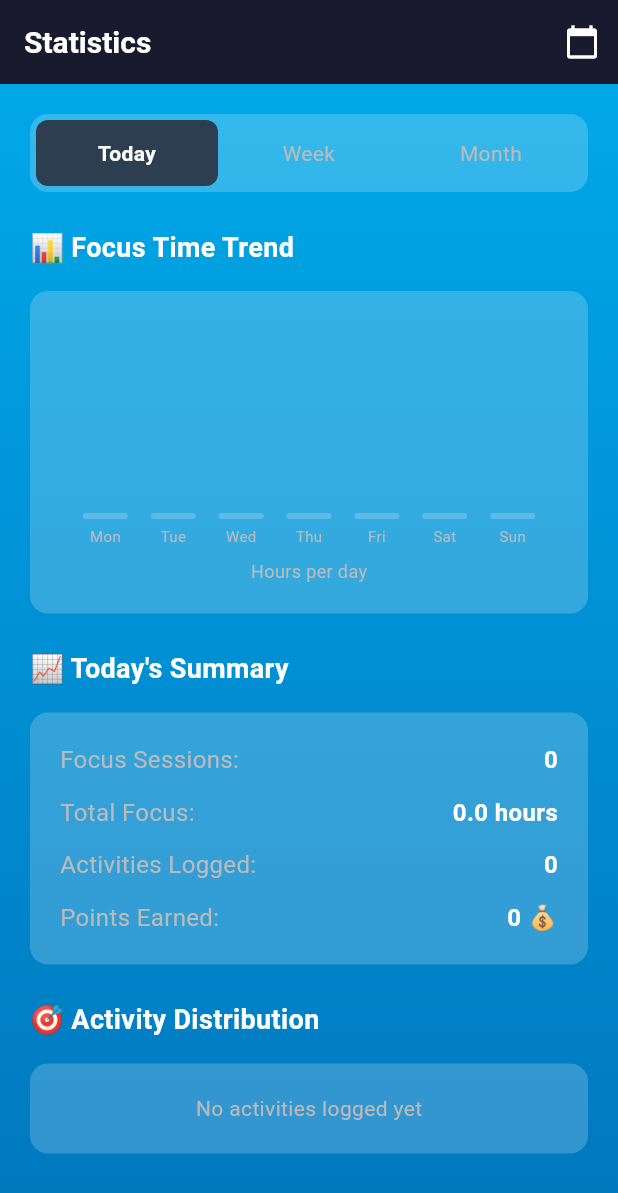
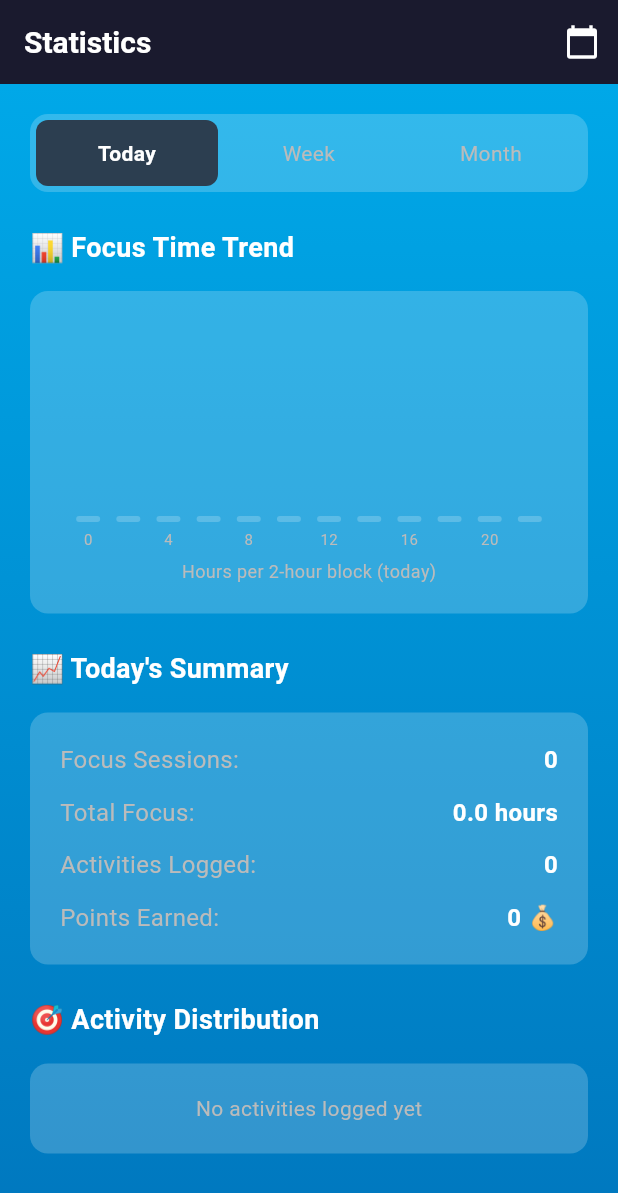
Before and after one commit to hkuspace-pu/comp2003hk-2526-group-group3, a Flutter app: the StatisticsScreen screen opened directly, after a tap on "Today", on a phone screen of 412 x 824 dp. Shown: the top 1193 px of the screen. Run offline on Flutter 3.47's test engine with Material 3 defaults, Android fonts, the phone set to English and light mode, and no system bars; our stand-ins replace cloud_firestore, csv, file_picker, firebase_auth, firebase_core, firebase_storage and 5 more; missing offline and left inert: dart:html, health; accounts and stored records are empty.

Commit message:
stats chart bins by tab, aquarium master counts unique species

```diff
--- a/lib/screens/achievements_screen.dart
+++ b/lib/screens/achievements_screen.dart
@@ -1,5 +1,6 @@
 import 'package:flutter/material.dart';
 import 'package:firebase_auth/firebase_auth.dart';
+
 import '../models/user_profile.dart';
 import '../services/firestore_service.dart';
 import '../utils/colors.dart';
@@ -8,13 +9,18 @@ import '../widgets/gradient_background.dart';
 class AchievementsScreen extends StatelessWidget {
   const AchievementsScreen({Key? key}) : super(key: key);
 
-  // Define all achievements with their unlock conditions
   List<Map<String, dynamic>> _buildAchievements(UserProfile profile) {
     final focusHours = profile.totalFocusMinutes / 60;
     final sessionCount = profile.sessionCount;
     final activityCount = profile.activityCount;
     final streak = profile.currentStreak;
-    final fishCount = profile.ownedFish.length;
+    final totalFish = profile.totalFishCount;
+    // strip "@level" so lv1/lv2 of the same fish collapse into one species
+    final species = profile.fishInventory.entries
+        .where((e) => e.value > 0)
+        .map((e) => e.key.split('@').first)
+        .toSet()
+        .length;
 
     return [
       {
@@ -76,18 +82,18 @@ class AchievementsScreen extends StatelessWidget {
         'name': 'Fish Keeper',
         'description': 'Own your first fish',
         'icon': '🐠',
-        'progress': fishCount.clamp(0, 1),
+        'progress': totalFish.clamp(0, 1),
         'target': 1,
-        'unlocked': fishCount >= 1,
+        'unlocked': totalFish >= 1,
       },
       {
         'id': 'aquarium_master',
         'name': 'Aquarium Master',
-        'description': 'Own 5 different fish',
+        'description': 'Own 5 different fish species',
         'icon': '🐟',
-        'progress': fishCount.clamp(0, 5),
+        'progress': species.clamp(0, 5),
         'target': 5,
-        'unlocked': fishCount >= 5,
+        'unlocked': species >= 5,
       },
       {
         'id': 'points_100',
@@ -143,7 +149,6 @@ class AchievementsScreen extends StatelessWidget {
             child: SafeArea(
               child: Column(
                 children: [
-                  // Header
                   Padding(
                     padding: const EdgeInsets.all(20),
                     child: Container(
@@ -174,8 +179,6 @@ class AchievementsScreen extends StatelessWidget {
                       ),
                     ),
                   ),
-
-                  // Achievements Grid
                   Expanded(
                     child: GridView.builder(
                       padding: const EdgeInsets.symmetric(horizontal: 20),
@@ -272,7 +275,6 @@ class AchievementsScreen extends StatelessWidget {
         child: Column(
           mainAxisAlignment: MainAxisAlignment.center,
           children: [
-            // Icon with opacity if locked
             Opacity(
               opacity: isUnlocked ? 1.0 : 0.4,
               child: Text(
@@ -281,8 +283,6 @@ class AchievementsScreen extends StatelessWidget {
               ),
             ),
             const SizedBox(height: 8),
-
-            // Name
             Padding(
               padding: const EdgeInsets.symmetric(horizontal: 4),
               child: Text(
@@ -298,8 +298,6 @@ class AchievementsScreen extends StatelessWidget {
               ),
             ),
             const SizedBox(height: 4),
-
-            // Progress
             if (!isUnlocked)
               Text(
                 '${progress.toStringAsFixed(progress % 1 == 0 ? 0 : 1)}/${target.toInt()}',
--- a/lib/screens/statistics_screen.dart
+++ b/lib/screens/statistics_screen.dart
@@ -1,7 +1,8 @@
 import 'package:flutter/material.dart';
 import 'package:firebase_auth/firebase_auth.dart';
+
+import '../models/activity_log.dart';
 import '../models/focus_session.dart';
-import '../models/activity_log.dart';
 import '../services/firestore_service.dart';
 import '../utils/colors.dart';
 import '../widgets/gradient_background.dart';
@@ -28,22 +29,23 @@ class _StatisticsScreenState extends State<StatisticsScreen> {
     _loadData();
   }
 
+  DateTime _rangeStart() {
+    final now = DateTime.now();
+    return switch (_selectedTab) {
+      0 => DateTime(now.year, now.month, now.day),
+      1 => now.subtract(const Duration(days: 7)),
+      _ => now.subtract(const Duration(days: 30)),
+    };
+  }
+
   Future<void> _loadData() async {
     final user = FirebaseAuth.instance.currentUser;
     if (user == null) return;
 
     setState(() => _isLoading = true);
 
+    final start = _rangeStart();
     final now = DateTime.now();
-    DateTime start;
-
-    if (_selectedTab == 0) {
-      start = DateTime(now.year, now.month, now.day);
-    } else if (_selectedTab == 1) {
-      start = now.subtract(const Duration(days: 7));
-    } else {
-      start = now.subtract(const Duration(days: 30));
-    }
 
     final sessions = await _firestoreService.getSessionsForDateRange(
       user.uid,
@@ -51,6 +53,7 @@ class _StatisticsScreenState extends State<StatisticsScreen> {
       now,
     );
     final activities = await _firestoreService.getActivityLogs(user.uid);
+    // print('stat loaded ${sessions.length} sessions, ${activities.length} activities');
 
     if (mounted) {
       setState(() {
@@ -62,38 +65,65 @@ class _StatisticsScreenState extends State<StatisticsScreen> {
     }
   }
 
-  // Calculate daily focus minutes for bar chart (last 7 days)
-  Map<String, double> _getDailyFocusHours() {
+  // sessions inside the current tab range
+  List<FocusSession> get _sessionsInTabRange {
+    final start = _rangeStart();
+    return _sessions.where((s) => s.startTime.isAfter(start)).toList();
+  }
+
+  // bar series for the chart. Bins vary by tab; labels are sparse on Month.
+  List<Map<String, dynamic>> _getChartSeries() {
     final now = DateTime.now();
-    final days = ['Mon', 'Tue', 'Wed', 'Thu', 'Fri', 'Sat', 'Sun'];
-    final Map<String, double> result = {
-      for (var d in days) d: 0.0,
-    };
+    final today = DateTime(now.year, now.month, now.day);
 
-    for (final session in _sessions) {
-      final weekday = session.startTime.weekday; // 1=Mon, 7=Sun
-      final dayName = days[weekday - 1];
-      result[dayName] = (result[dayName] ?? 0) + session.durationMinutes / 60;
+    if (_selectedTab == 0) {
+      final bins = List<double>.filled(12, 0);
+      for (final s in _sessions.where((s) => !s.startTime.isBefore(today))) {
+        bins[(s.startTime.hour ~/ 2).clamp(0, 11)] += s.durationMinutes / 60;
+      }
+      return [
+        for (var i = 0; i < 12; i++)
+          {'label': '${i * 2}', 'hours': bins[i], 'showLabel': i % 2 == 0},
+      ];
     }
 
-    return result;
+    final days = _selectedTab == 1 ? 7 : 30;
+    return [
+      for (var i = days - 1; i >= 0; i--)
+        _dayBar(today.subtract(Duration(days: i)),
+            showLabel: _selectedTab == 1 || i % 5 == 0),
+    ];
   }
 
-  // Calculate activity type distribution
+  Map<String, dynamic> _dayBar(DateTime d, {required bool showLabel}) {
+    var hours = 0.0;
+    for (final s in _sessions) {
+      final t = s.startTime;
+      if (t.year == d.year && t.month == d.month && t.day == d.day) {
+        hours += s.durationMinutes / 60;
+      }
+    }
+    return {
+      'label': '${d.month}/${d.day}',
+      'hours': hours,
+      'showLabel': showLabel,
+    };
+  }
+
   Map<String, int> _getActivityDistribution() {
-    final Map<String, int> result = {};
-    for (final activity in _activities) {
-      result[activity.activityType] = (result[activity.activityType] ?? 0) + 1;
+    final out = <String, int>{};
+    for (final a in _activities) {
+      out[a.activityType] = (out[a.activityType] ?? 0) + 1;
     }
-    return result;
+    return out;
   }
 
   int get _totalFocusMinutes =>
-      _sessions.fold(0, (sum, s) => sum + s.durationMinutes);
+      _sessionsInTabRange.fold(0, (s, x) => s + x.durationMinutes);
 
   int get _totalPoints =>
-      _sessions.fold(0, (sum, s) => sum + s.pointsEarned) +
-      _activities.fold(0, (sum, a) => sum + a.pointsEarned);
+      _sessionsInTabRange.fold(0, (s, x) => s + x.pointsEarned) +
+      _activities.fold(0, (s, x) => s + x.pointsEarned);
 
   @override
   Widget build(BuildContext context) {
@@ -119,7 +149,6 @@ class _StatisticsScreenState extends State<StatisticsScreen> {
             child: Column(
               crossAxisAlignment: CrossAxisAlignment.start,
               children: [
-                // Tab Selection
                 Container(
                   padding: const EdgeInsets.all(4),
                   decoration: BoxDecoration(
@@ -143,7 +172,6 @@ class _StatisticsScreenState extends State<StatisticsScreen> {
                     ),
                   )
                 else ...[
-                  // Focus Time Trend (bar chart)
                   const Text(
                     '📊 Focus Time Trend',
                     style: TextStyle(
@@ -164,29 +192,52 @@ class _StatisticsScreenState extends State<StatisticsScreen> {
                         SizedBox(
                           height: 150,
                           child: Builder(builder: (context) {
-                            final dailyHours = _getDailyFocusHours();
-                            final maxHours = dailyHours.values.isEmpty
-                                ? 1.0
-                                : dailyHours.values
-                                            .reduce((a, b) => a > b ? a : b) ==
-                                        0
-                                    ? 1.0
-                                    : dailyHours.values
-                                        .reduce((a, b) => a > b ? a : b);
+                            final series = _getChartSeries();
+                            // find the max hours for scale the bar height
+                            double maxHours = 0.0;
+                            for (var bar in series) {
+                              final h = bar['hours'] as double;
+                              if (h > maxHours) maxHours = h;
+                            }
+                            if (maxHours == 0) maxHours = 1.0;
+
+                            double barWidth;
+                            if (_selectedTab == 2) {
+                              barWidth = 6.0;
+                            } else if (_selectedTab == 0) {
+                              barWidth = 16.0;
+                            } else {
+                              barWidth = 26.0;
+                            }
 
                             return Row(
                               crossAxisAlignment: CrossAxisAlignment.end,
-                              mainAxisAlignment: MainAxisAlignment.spaceEvenly,
-                              children: dailyHours.entries.map((e) {
-                                return _buildBar(e.key, e.value, maxHours);
+                              mainAxisAlignment: _selectedTab == 2
+                                  ? MainAxisAlignment.spaceBetween
+                                  : MainAxisAlignment.spaceEvenly,
+                              children: series.map((bar) {
+                                final showLabel = bar['showLabel'] as bool;
+                                final label =
+                                    showLabel ? bar['label'] as String : '';
+                                final hours = bar['hours'] as double;
+                                return _buildBar(
+                                  label,
+                                  hours,
+                                  maxHours,
+                                  width: barWidth,
+                                );
                               }).toList(),
                             );
                           }),
                         ),
                         const SizedBox(height: 8),
-                        const Text(
-                          'Hours per day',
-                          style: TextStyle(
+                        Text(
+                          _selectedTab == 0
+                              ? 'Hours per 2-hour block (today)'
+                              : _selectedTab == 1
+                                  ? 'Hours per day (last 7 days)'
+                                  : 'Hours per day (last 30 days)',
+                          style: const TextStyle(
                             color: AppColors.textGrey,
                             fontSize: 12,
                           ),
@@ -195,8 +246,6 @@ class _StatisticsScreenState extends State<StatisticsScreen> {
                     ),
                   ),
                   const SizedBox(height: 24),
-
-                  // Summary
                   Text(
                     _selectedTab == 0
                         ? '📈 Today\'s Summary'
@@ -220,7 +269,7 @@ class _StatisticsScreenState extends State<StatisticsScreen> {
                       children: [
                         _buildSummaryRow(
                           'Focus Sessions:',
-                          '${_sessions.length}',
+                          '${_sessionsInTabRange.length}',
                         ),
                         const SizedBox(height: 12),
                         _buildSummaryRow(
@@ -241,8 +290,6 @@ class _StatisticsScreenState extends State<StatisticsScreen> {
                     ),
                   ),
                   const SizedBox(height: 24),
-
-                  // Activity Distribution
                   const Text(
                     '🎯 Activity Distribution',
                     style: TextStyle(
@@ -310,20 +357,25 @@ class _StatisticsScreenState extends State<StatisticsScreen> {
     );
   }
 
-  Widget _buildBar(String label, double hours, double maxHours) {
-    final heightPercent = maxHours == 0 ? 0.0 : hours / maxHours;
+  Widget _buildBar(String label, double hours, double maxHours,
+      {double width = 26}) {
+    final pct = maxHours > 0 ? hours / maxHours : 0.0;
+    final barHeight = (100 * pct).clamp(4.0, 100.0);
+    // skip value label on narrow bars (month view) — no room
+    final showValue = hours > 0 && width >= 16;
+
     return Column(
       mainAxisAlignment: MainAxisAlignment.end,
       children: [
-        if (hours > 0)
+        if (showValue)
           Text(
             '${hours.toStringAsFixed(1)}h',
             style: const TextStyle(color: AppColors.textGrey, fontSize: 10),
           ),
         const SizedBox(height: 4),
         Container(
-          width: 30,
-          height: (100 * heightPercent).clamp(4.0, 100.0),
+          width: width,
+          height: barHeight,
           decoration: BoxDecoration(
             color:
                 hours > 0 ? AppColors.accentOrange : AppColors.cardBackground,
@@ -331,9 +383,12 @@ class _StatisticsScreenState extends State<StatisticsScreen> {
           ),
         ),
         const SizedBox(height: 4),
-        Text(
-          label,
-          style: const TextStyle(color: AppColors.textGrey, fontSize: 10),
+        SizedBox(
+          height: 12,
+          child: Text(
+            label,
+            style: const TextStyle(color: AppColors.textGrey, fontSize: 10),
+          ),
         ),
       ],
     );
```
